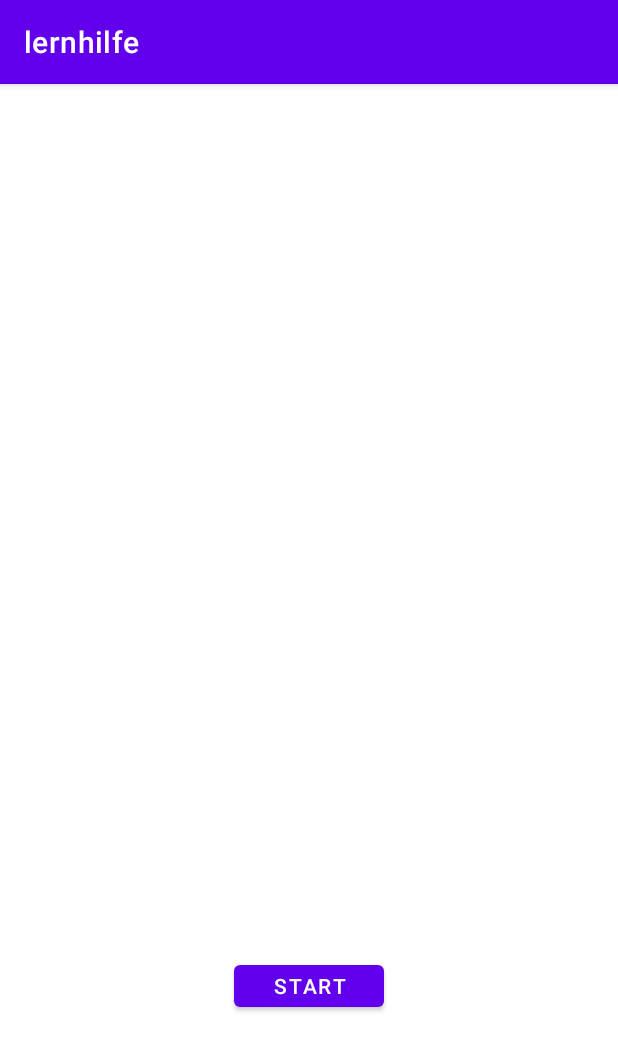
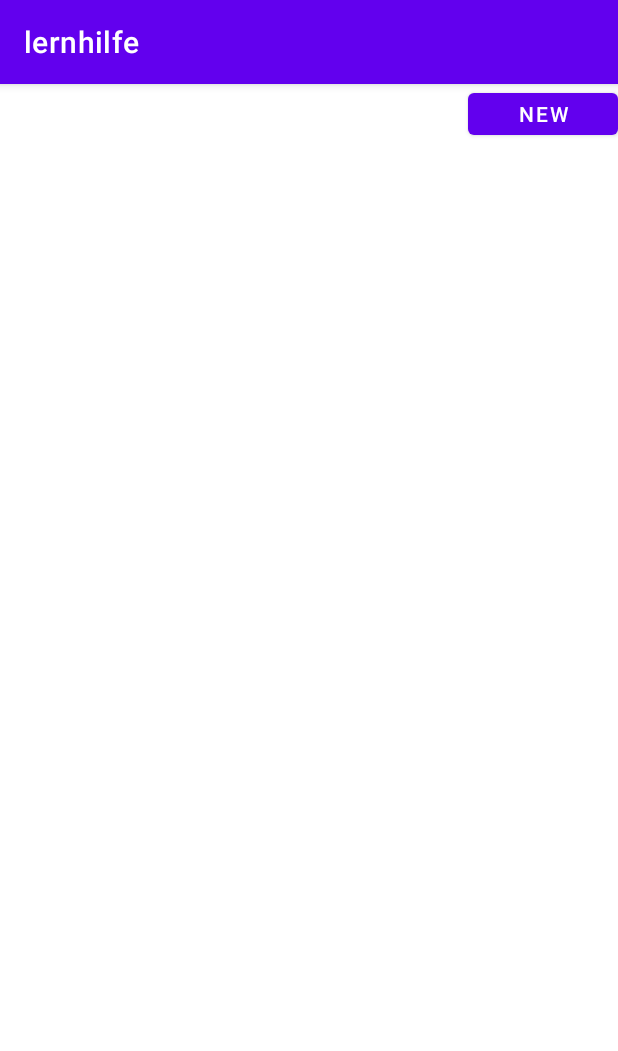
Before and after one commit to FJuergen/5kopf-lernhilfe, an Android app: the screen it shows after launch (Lerntimer), on a phone screen of 412 x 824 dp. Shown: the top 1051 px of the screen. Run offline under Robolectric (Android 15) with nearby library versions, the phone set to English and light mode, and no system bars.

Commit message:
Finished Timer Implementation

```diff
--- a/app/src/main/java/com/kopf5/lernhilfe/LernManager.java
+++ b/app/src/main/java/com/kopf5/lernhilfe/LernManager.java
@@ -1,17 +1,42 @@
 package com.kopf5.lernhilfe;
 
 import android.os.CountDownTimer;
+
+import static com.kopf5.lernhilfe.IsRunning.*;
+
+enum IsRunning{
+    RUNNING,
+    PAUSED,
+    STOPPED
+}
 
 public class LernManager {
 
     Lerntimer parent;
     CountDownTimer timer = null;
+    public IsRunning isRunning = RUNNING;
+
+    long pausedTimerTime = 0;
+
 
     public LernManager(Lerntimer parentActivity){
         parent = parentActivity;
     }
+
     public void stopTimer(){
+        timer.cancel();
         timer = null;
+        isRunning = STOPPED;
+    }
+
+    public void pauseTimer(){
+        System.out.println("paused Timer");
+        stopTimer();
+        isRunning = PAUSED;
+    }
+
+    public void resumeTimer(){
+        startTimer(pausedTimerTime);
     }
 
     public void startTimer(long length){
@@ -20,7 +45,8 @@ public class LernManager {
 
                 @Override
                 public void onTick(long millisUntilFinished) {
-                    parent.updateTimerText(millisUntilFinished + " ");
+                    parent.updateTimerText(millisUntilFinished/60000 + " : " +  String.format("%02d",(millisUntilFinished/1000)%60));
+                    pausedTimerTime = millisUntilFinished;
                 }
 
                 @Override
@@ -28,6 +54,7 @@ public class LernManager {
                     timer = null;
                 }
             }.start();
+            isRunning = RUNNING;
         }
     }
 }
--- a/app/src/main/res/layout/activity_lerntimer.xml
+++ b/app/src/main/res/layout/activity_lerntimer.xml
@@ -6,26 +6,49 @@
     android:layout_height="match_parent"
     tools:context=".Lerntimer">
 
+
+    <Button
+        android:id="@+id/new_timer"
+        android:layout_width="100dp"
+        android:layout_height="40dp"
+        android:onClick="newTimer"
+        android:text="@string/new_timer"
+        app:layout_constraintEnd_toEndOf="parent"
+        app:layout_constraintTop_toTopOf="parent" />
+
+    <Button
+        android:id="@+id/clock_pause"
+        android:layout_width="100dp"
+        android:layout_height="40dp"
+        android:onClick="pauseTimer"
+        android:text="@string/pause"
+        android:visibility="invisible"
+        app:layout_constraintBottom_toBottomOf="parent"
+        app:layout_constraintEnd_toEndOf="parent"
+        app:layout_constraintStart_toStartOf="parent" />
+
+    <Button
+        android:id="@+id/clock_resume"
+        android:layout_width="100dp"
+        android:layout_height="40dp"
+        android:onClick="resumeTimer"
+        android:text="@string/resume"
+        android:visibility="invisible"
+        app:layout_constraintBottom_toBottomOf="parent"
+        app:layout_constraintEnd_toEndOf="parent"
+        app:layout_constraintStart_toStartOf="parent" />
+
+
     <TextView
         android:id="@+id/clock"
         android:layout_width="100dp"
-        android:layout_height="100dp"
+        android:layout_height="wrap_content"
+        android:text="@string/start"
+        android:textAlignment="center"
         android:textColor="@color/white"
-        android:text="@string/start"
-        app:layout_constraintBottom_toBottomOf="parent"
+        app:layout_constraintBottom_toTopOf="@+id/clock_pause"
         app:layout_constraintEnd_toEndOf="parent"
         app:layout_constraintStart_toStartOf="parent"
         app:layout_constraintTop_toTopOf="parent" />
 
-    <Button
-        android:id="@+id/clockStart"
-        android:layout_width="100dp"
-        android:layout_height="40dp"
-        android:onClick="startTimer"
-        android:text="@string/start"
-        app:layout_constraintBottom_toBottomOf="parent"
-        app:layout_constraintEnd_toEndOf="parent"
-        app:layout_constraintStart_toStartOf="parent"
-        app:layout_constraintTop_toBottomOf="@+id/clock" />
-
 </androidx.constraintlayout.widget.ConstraintLayout>
--- a/app/src/main/res/values/strings.xml
+++ b/app/src/main/res/values/strings.xml
@@ -1,4 +1,9 @@
 <resources>
     <string name="app_name">lernhilfe</string>
+    <string name="cancel">Cancel</string>
     <string name="start">Start</string>
+    <string name="pause">Pause</string>
+    <string name="resume">Resume</string>
+    <string name="dialog_title">Set timer</string>
+    <string name="new_timer">New Timer</string>
 </resources>
```
Also changed, not shown: app/src/main/java/com/kopf5/lernhilfe/Lerntimer.java (+53 -3 lines), app/src/main/res/layout/clock_dialog.xml (added, +21 -0 lines).
